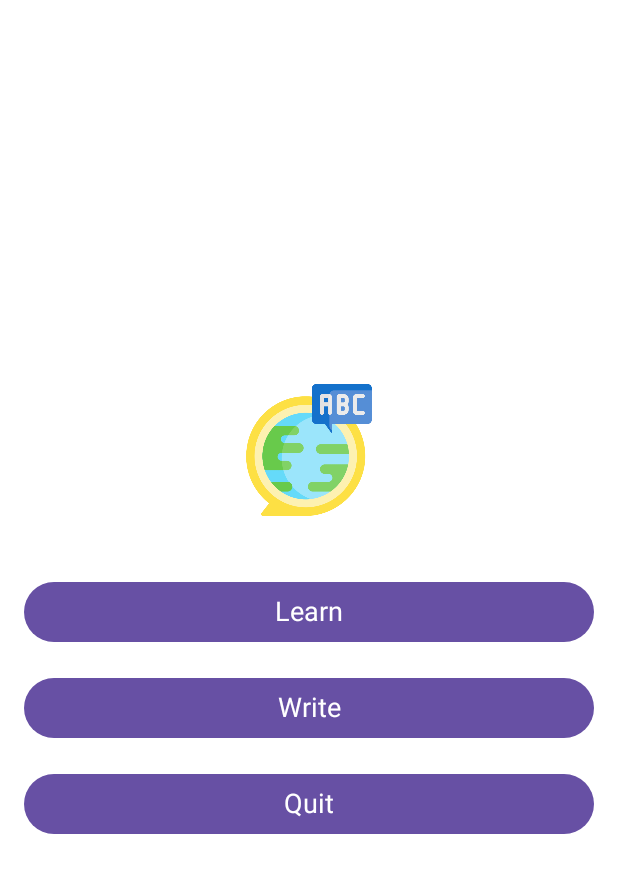
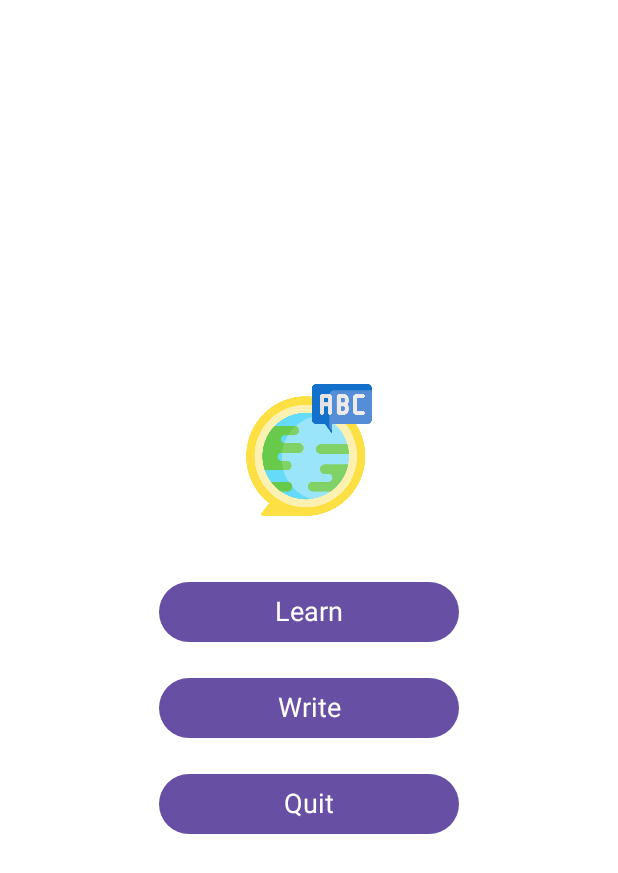
Before and after one commit to hbui138/Learning_App_Mobile_Computing_2024, an Android app built with Jetpack Compose: the @Preview function PreviewMenuScreen, on a phone screen of 412 x 824 dp. Shown: the top 873 px of the screen. Run offline under Robolectric (Android 15) with nearby library versions, the light colour scheme and no system bars.

Commit message:
Add LearningMenu and WritingMenu

```diff
--- /dev/null
+++ b/app/src/main/java/com/example/learningapp/components/ButtonComponent.kt
@@ -0,0 +1,28 @@
+package com.example.learningapp.components
+
+import androidx.compose.foundation.layout.fillMaxWidth
+import androidx.compose.foundation.layout.padding
+import androidx.compose.foundation.layout.width
+import androidx.compose.material3.Button
+import androidx.compose.material3.Text
+import androidx.compose.runtime.Composable
+import androidx.compose.ui.Modifier
+import androidx.compose.ui.text.TextStyle
+import androidx.compose.ui.unit.dp
+import androidx.compose.ui.unit.sp
+
+@Composable
+fun ButtonComponent(
+    label: String,
+    onClick: () -> Unit,
+    modifier: Modifier = Modifier
+) {
+    Button(
+        onClick = onClick,
+        modifier = modifier
+            .width(200.dp)
+            .padding(vertical = 8.dp)
+    ) {
+        Text(text = label, style = TextStyle(fontSize = 18.sp))
+    }
+}
--- a/app/src/main/java/com/example/learningapp/ui/theme/MenuScreen.kt
+++ b/app/src/main/java/com/example/learningapp/ui/MenuScreen.kt
@@ -1,23 +1,19 @@
-package com.example.learningapp.ui.theme
+package com.example.learningapp.ui
 
 import androidx.compose.foundation.Image
 import androidx.compose.foundation.layout.Arrangement
 import androidx.compose.foundation.layout.Column
 import androidx.compose.foundation.layout.fillMaxSize
-import androidx.compose.foundation.layout.fillMaxWidth
 import androidx.compose.foundation.layout.padding
 import androidx.compose.foundation.layout.size
-import androidx.compose.material3.Button
-import androidx.compose.material3.Text
 import androidx.compose.runtime.Composable
 import androidx.compose.ui.Alignment
 import androidx.compose.ui.Modifier
 import androidx.compose.ui.res.painterResource
-import androidx.compose.ui.text.TextStyle
 import androidx.compose.ui.tooling.preview.Preview
 import androidx.compose.ui.unit.dp
-import androidx.compose.ui.unit.sp
 import com.example.learningapp.R
+import com.example.learningapp.components.ButtonComponent
 
 @Composable
 fun MenuScreen(onLearnClick: () -> Unit, onWriteClick: () -> Unit, onQuitClick: () -> Unit) {
@@ -38,30 +34,9 @@ fun MenuScreen(onLearnClick: () -> Unit, onWriteClick: () -> Unit, onQuitClick:
         )
 
         // Menu Buttons
-        Button(
-            onClick = onLearnClick,
-            modifier = Modifier
-                .fillMaxWidth()
-                .padding(vertical = 8.dp)
-        ) {
-            Text(text = "Learn", style = TextStyle(fontSize = 18.sp))
-        }
-        Button(
-            onClick = onWriteClick,
-            modifier = Modifier
-                .fillMaxWidth()
-                .padding(vertical = 8.dp)
-        ) {
-            Text(text = "Write", style = TextStyle(fontSize = 18.sp))
-        }
-        Button(
-            onClick = onQuitClick,
-            modifier = Modifier
-                .fillMaxWidth()
-                .padding(vertical = 8.dp)
-        ) {
-            Text(text = "Quit", style = TextStyle(fontSize = 18.sp))
-        }
+        ButtonComponent( "Learn", onLearnClick)
+        ButtonComponent("Write", onWriteClick)
+        ButtonComponent("Quit", onQuitClick)
     }
 }
 
--- /dev/null
+++ b/app/src/main/java/com/example/learningapp/ui/learn/LearnA.kt
@@ -0,0 +1,4 @@
+package com.example.learningapp.ui.learn
+
+class LearnA {
+}
--- /dev/null
+++ b/app/src/main/java/com/example/learningapp/ui/write/WriteA.kt
@@ -0,0 +1,4 @@
+package com.example.learningapp.ui.write
+
+class WriteA {
+}
```
Also changed, not shown: app/src/main/java/com/example/learningapp/ui/LearnMenu.kt (added, +78 -0 lines), app/src/main/java/com/example/learningapp/ui/WriteMenu.kt (added, +78 -0 lines).
